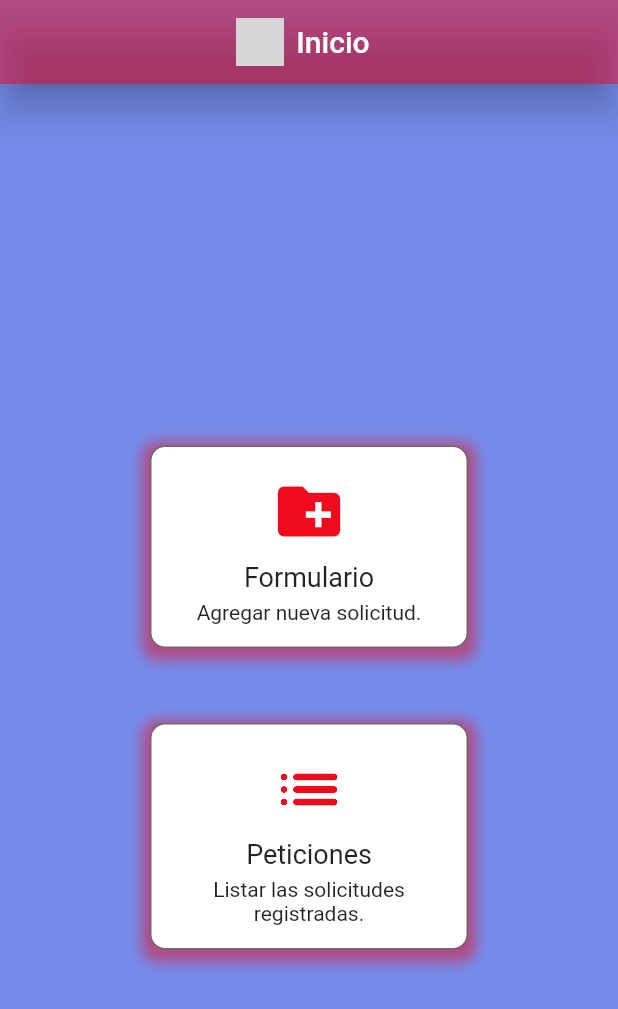
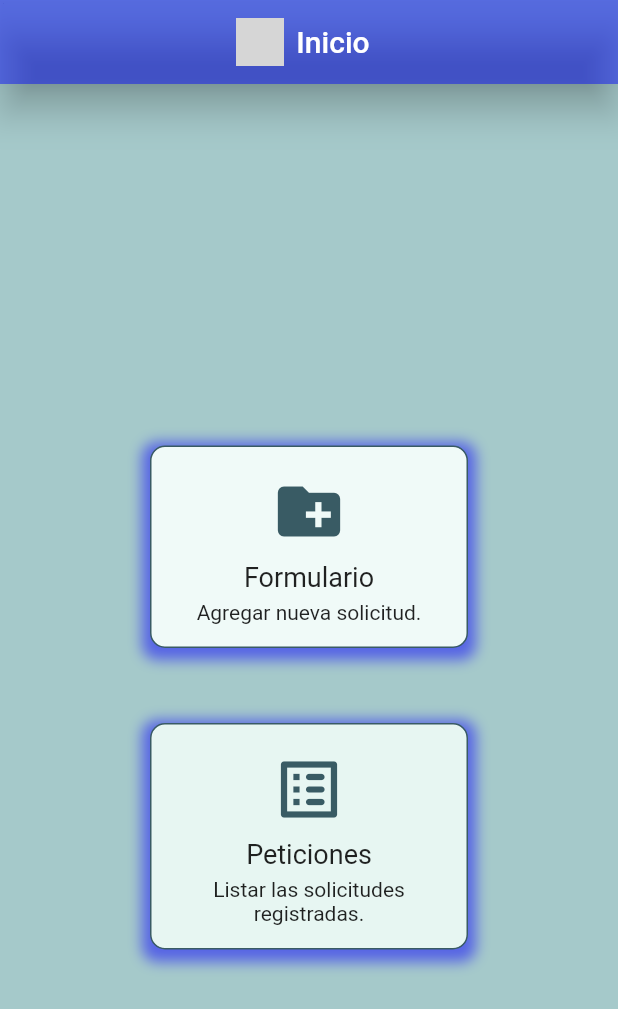
Before and after one commit to luis1234569/flutter_crud, a Flutter app: the screen it shows after launch, on a phone screen of 412 x 824 dp. Shown: the top 1009 px of the screen. Run offline on Flutter 3.47's test engine with Material 2 defaults, Android fonts, the phone set to English and light mode, and no system bars; our stand-ins replace flutter_rating_bar; network calls fail; grey boxes are pictures that could not be loaded.

Commit message:
cambios en los estilos

```diff
--- a/grupo_5_b_/lib/screens/home.dart
+++ b/grupo_5_b_/lib/screens/home.dart
@@ -41,16 +41,16 @@ class HomeScreen extends StatelessWidget {
                         borderRadius: const BorderRadius.all(Radius.circular(10)),
                         boxShadow: [
                           BoxShadow(
-                            color: AppTheme.secondary.withOpacity(0.5),
+                            color: Color.fromARGB(255, 8, 0, 255).withOpacity(0.5),
                             spreadRadius: 5,
                             blurRadius: 7,
                             offset:
                                 const Offset(0, 3), // changes position of shadow
                           )
                         ],
-                        color: const Color.fromARGB(255, 255, 255, 255),
+                        color: Color.fromARGB(255, 240, 250, 248),
                         border: Border.all(
-                            color: const Color.fromARGB(255, 107, 106, 106))),
+                            color: Color.fromARGB(255, 57, 91, 100))),
                     padding: const EdgeInsets.all(10),
                     child: SizedBox(
                       width: 190,
@@ -59,7 +59,7 @@ class HomeScreen extends StatelessWidget {
                           IconButton(
                             iconSize: 50.0,
                             icon: const Icon(Icons.create_new_folder),
-                            color: AppTheme.secondary,
+                            color: Color.fromARGB(255, 57, 91, 100),
                             onPressed: () {
                               Navigator.pushNamed(context,'request-form');
                             },
@@ -89,16 +89,16 @@ class HomeScreen extends StatelessWidget {
                       borderRadius: const BorderRadius.all(Radius.circular(10)),
                       boxShadow: [
                         BoxShadow(
-                          color: AppTheme.secondary.withOpacity(0.5),
+                          color: Color.fromARGB(255, 8, 0, 255).withOpacity(0.5),
                           spreadRadius: 5,
                           blurRadius: 7,
                           offset:
                               const Offset(0, 3), // changes position of shadow
                         )
                       ],
-                      color: const Color.fromARGB(255, 255, 255, 255),
+                      color: Color.fromARGB(255, 231, 246, 242),
                       border: Border.all(
-                          color: const Color.fromARGB(255, 107, 106, 106))),
+                          color: const Color.fromARGB(255, 57, 91, 100))),
                   padding: const EdgeInsets.all(10),
                   child: SizedBox(
                     width: 190,
@@ -106,8 +106,8 @@ class HomeScreen extends StatelessWidget {
                       children: [
                         IconButton(
                           iconSize: 50.0,
-                          icon: const Icon(Icons.list_rounded),
-                          color: AppTheme.secondary,
+                          icon: const Icon(Icons.list_alt_rounded),
+                          color: Color.fromARGB(255, 57, 91, 100),
                           onPressed: () {
                             Navigator.pushNamed(context, 'request-list');
                           },
--- a/grupo_5_b_/lib/screens/list.dart
+++ b/grupo_5_b_/lib/screens/list.dart
@@ -53,12 +53,12 @@ class _RequestListScreenState extends State<RequestListScreen> {
                 child: Card(
                   shape: RoundedRectangleBorder(
                       borderRadius: BorderRadius.circular(20)),
-                  color: Color.fromARGB(139, 28, 79, 247),
+                  color: Color.fromARGB(255, 231, 246, 242),
                   margin: const EdgeInsets.all(5),
                   elevation: 10,
                   child: ListTile(
                     leading: const Icon(Icons.document_scanner_sharp,
-                        color: Color.fromARGB(255, 255, 255, 255)),
+                        color: Color.fromARGB(255, 57, 91, 100)),
                     title: Text(
                         'Solicitante: ${requestsProvider.requests[index].name}'),
                     subtitle: ListView(
--- a/grupo_5_b_/lib/themes/theme.dart
+++ b/grupo_5_b_/lib/themes/theme.dart
@@ -1,20 +1,20 @@
 import 'package:flutter/material.dart';
 
 class AppTheme {
-  static const Color primary =Color.fromARGB(117, 255, 0, 21);
-  static const Color secondary = Color.fromARGB(255, 240, 10, 29);
-  static const Color icon = Color.fromARGB(255, 255, 255, 255);
+  static const Color primary =Color.fromARGB(117, 0, 4, 255);
+  static const Color secondary = Color.fromARGB(255, 68, 255, 0);
+  static const Color icon = Color.fromARGB(255, 57, 91, 100);
   static const Color text = Color.fromARGB(255, 255, 255, 255);
 
   static final ThemeData lightTheme = ThemeData.light().copyWith(
     primaryColor: primary,
-    scaffoldBackgroundColor: Color.fromARGB(144, 11, 49, 218),
+    scaffoldBackgroundColor: Color.fromARGB(255, 165, 201, 202),
     appBarTheme: const AppBarTheme(color: primary, elevation: 10),
     floatingActionButtonTheme: const FloatingActionButtonThemeData(
-      backgroundColor: Color.fromARGB(255, 0, 56, 50),
-      foregroundColor: Colors.greenAccent,
+      backgroundColor: Color.fromARGB(255, 6, 70, 99),
+      foregroundColor: Color.fromARGB(255, 14, 235, 228),
       hoverColor: Color.fromARGB(255, 48, 145, 92),
-      splashColor: Color.fromARGB(132, 55, 105, 243),
+      splashColor: Color.fromARGB(255, 0, 1, 5),
     ),
     inputDecorationTheme: const InputDecorationTheme(
         floatingLabelStyle: TextStyle(color: icon),
```
Also changed, not shown: grupo_5_b_/pubspec.lock.
